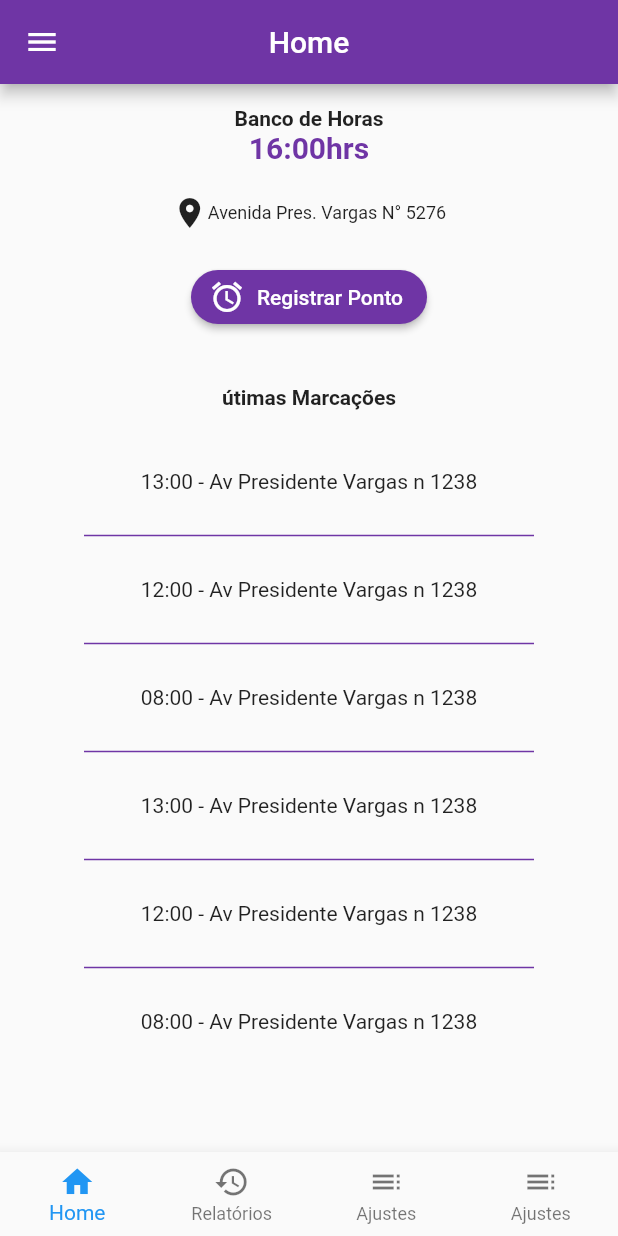
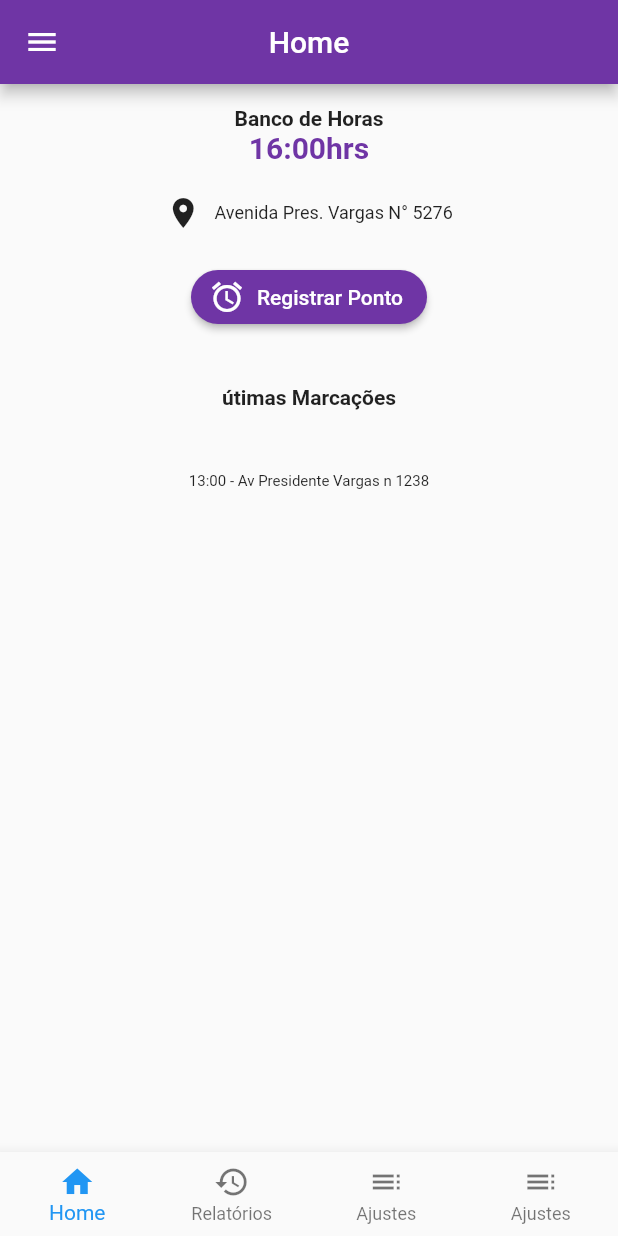
Before and after one commit to desenvolve-ai/ClickPonto, a Flutter app: the screen it shows after launch, on a phone screen of 412 x 824 dp. Run offline on Flutter 3.47's test engine with Material 2 defaults, Android fonts, the phone set to English and light mode, and no system bars.

Commit message:
ponto-implement

```diff
--- a/lib/Screens/home.dart
+++ b/lib/Screens/home.dart
@@ -1,4 +1,5 @@
 import 'package:flutter/material.dart';
+import 'package:intl/intl.dart';
 
 import 'drawerNavigator.dart';
 
@@ -15,17 +16,6 @@ class _HomeState extends State<Home> {
 
   void initState() {
     lista.add('13:00 - Av Presidente Vargas n 1238');
-    lista.add('12:00 - Av Presidente Vargas n 1238');
-    lista.add('08:00 - Av Presidente Vargas n 1238');
-    lista.add('13:00 - Av Presidente Vargas n 1238');
-    lista.add('12:00 - Av Presidente Vargas n 1238');
-    lista.add('08:00 - Av Presidente Vargas n 1238');
-    lista.add('13:00 - Av Presidente Vargas n 1238');
-    lista.add('12:00 - Av Presidente Vargas n 1238');
-    lista.add('08:00 - Av Presidente Vargas n 1238');
-    lista.add('13:00 - Av Presidente Vargas n 1238');
-    lista.add('12:00 - Av Presidente Vargas n 1238');
-    lista.add('08:00 - Av Presidente Vargas n 1238');
     super.initState();
   }
 
@@ -63,7 +53,7 @@ class _HomeState extends State<Home> {
                       children: [
                         Icon(Icons.location_on),
                         Text(
-                          'Avenida Pres. Vargas N° 5276',
+                          '   Avenida Pres. Vargas N° 5276',
                           style: TextStyle(fontSize: 12),
                         ),
                       ],
@@ -71,9 +61,17 @@ class _HomeState extends State<Home> {
                   ),
                   Center(
                     child: ElevatedButton.icon(
-                      onPressed: () {},
+                      onPressed: () {
+                        setState(() {
+                          var hora = DateTime.now();
+
+                          lista.add( DateFormat("dd/MM/yyyy HH:mm").format(hora) + 'Avenida Pres. Vargas N° 5276');
+                        });
+
+                      },
                       icon: Icon(Icons.alarm),
                       label: Text('Registrar Ponto'),
+
                       style: ElevatedButton.styleFrom(
                           shadowColor: Colors.black,
                           primary: Theme.of(context).primaryColor,
@@ -103,8 +101,9 @@ class _HomeState extends State<Home> {
                       return ListTile(
                         title: Center(
                           child: Text(
+
                             lista[index],
-                            style: TextStyle(fontSize: 14),
+                            style: TextStyle(fontSize: 10),
                           ),
                         ),
                       );
--- a/pubspec.yaml
+++ b/pubspec.yaml
@@ -28,6 +28,7 @@ dependencies:
   # The following adds the Cupertino Icons font to your application.
   # Use with the CupertinoIcons class for iOS style icons.
   cupertino_icons: ^1.0.2
+  intl: ^0.17.0
 
 dev_dependencies:
   flutter_test:
```
Also changed, not shown: assets/images/Logo.png (added), pubspec.lock.
